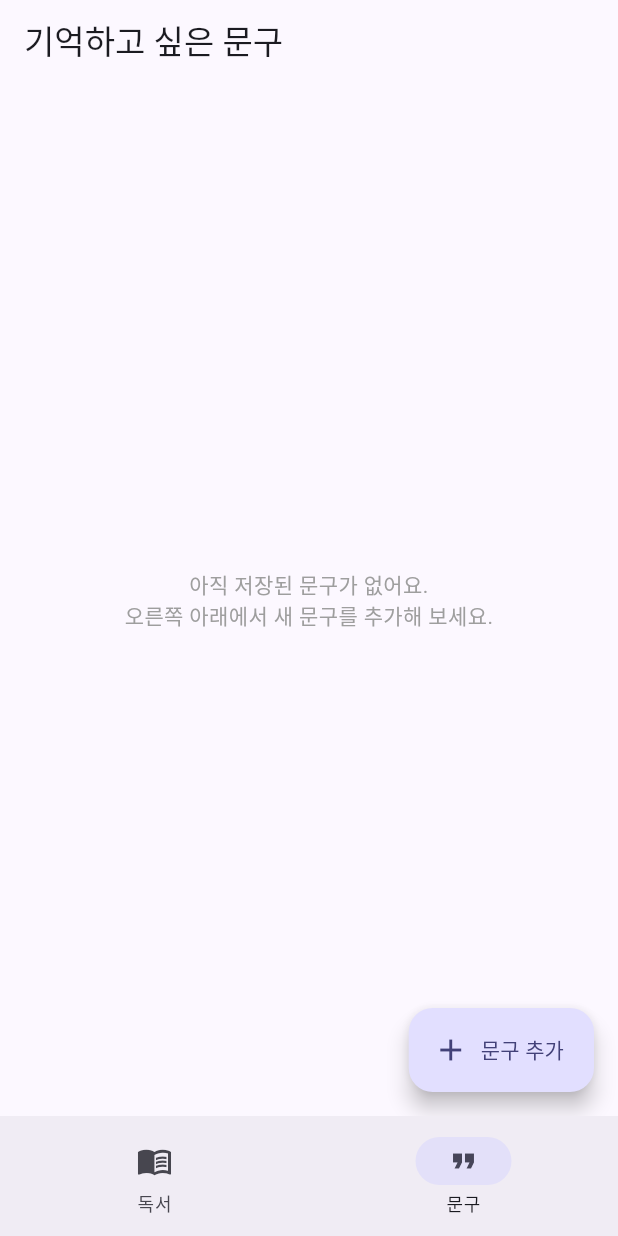
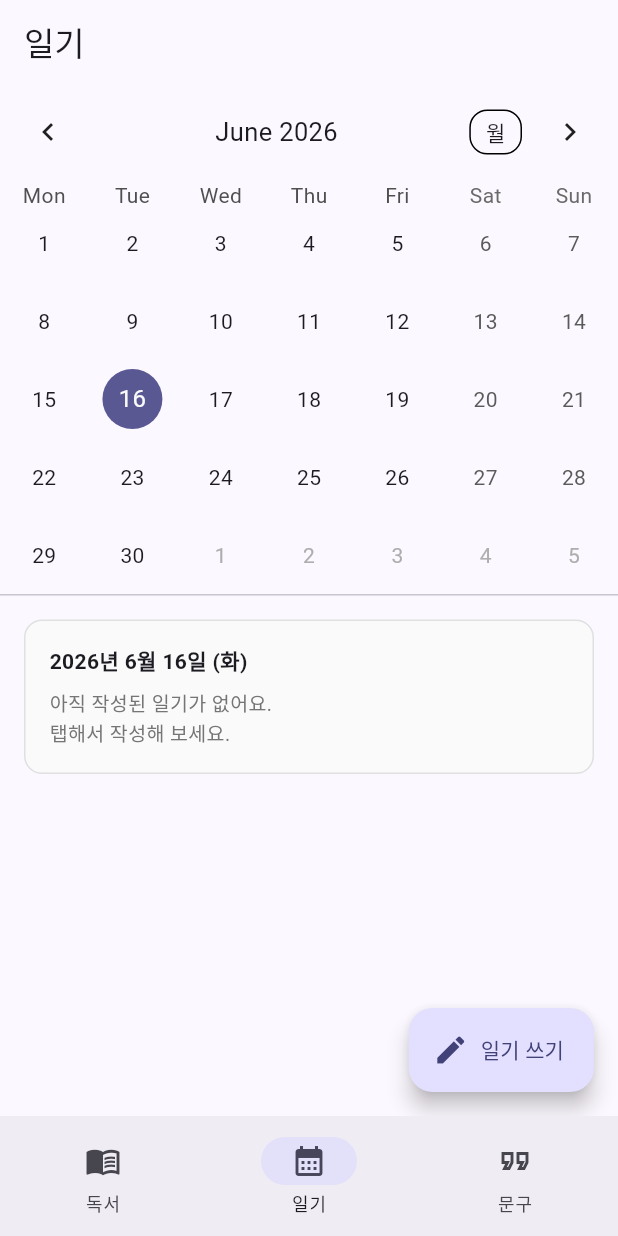
Before and after one commit to hongsytop-tech/Mobile-Application-Maker, a Flutter app: the screen it shows after launch, item 2 of the bottom bar chosen, on a phone screen of 412 x 824 dp. Run offline on Flutter 3.47's test engine with Material 3 defaults, Android fonts, the phone set to English and light mode, and no system bars; drawn by our look-alikes of table_calendar; our stand-ins replace cached_network_image, dio, fl_chart, flutter_dotenv, flutter_local_notifications, flutter_riverpod and 4 more; network calls fail; Roboto replaces fonts that are missing (Pretendard).

Commit message:
feat: 일기 모듈 (캘린더 + 두 가지 작성 모드)
- 하단 탭: 독서 / 일기 / 문구 (3개)
- 캘린더(table_calendar)에 작성된 날짜 마커 표시
- 날짜 선택 → 미리보기 카드 + FAB로 편집
- 일기 편집 화면:
  · 서술형: 큰 텍스트 영역 하나
  · 문장별: 번호가 매겨진 여러 입력 칸 (+추가/-삭제)
  · 두 모드 데이터는 별도 보관 → 모드 전환 시에도 손실 없음
- 빈 일기 저장 시 자동 삭제
- ko_KR locale 초기화로 요일 표시

```diff
--- /dev/null
+++ b/lib/features/diary/models/diary.dart
@@ -0,0 +1,91 @@
+import 'dart:convert';
+
+enum DiaryMode { freeform, sentences }
+
+class Diary {
+  /// 작성 대상 날짜 (시간은 00:00:00로 정규화).
+  final DateTime date;
+  final DiaryMode mode;
+  final String freeText;
+  final List<String> sentences;
+  final DateTime updatedAt;
+
+  const Diary({
+    required this.date,
+    required this.mode,
+    this.freeText = '',
+    this.sentences = const [],
+    required this.updatedAt,
+  });
+
+  /// 'yyyy-MM-dd' 형식의 키
+  String get dateKey => dateKeyOf(date);
+
+  static String dateKeyOf(DateTime d) {
+    final y = d.year.toString().padLeft(4, '0');
+    final m = d.month.toString().padLeft(2, '0');
+    final day = d.day.toString().padLeft(2, '0');
+    return '$y-$m-$day';
+  }
+
+  static DateTime normalize(DateTime d) =>
+      DateTime(d.year, d.month, d.day);
+
+  bool get isEmpty {
+    if (mode == DiaryMode.freeform) {
+      return freeText.trim().isEmpty;
+    }
+    return sentences.every((s) => s.trim().isEmpty);
+  }
+
+  /// 미리보기 텍스트 (캘린더 셀 등에 사용)
+  String get preview {
+    if (mode == DiaryMode.freeform) {
+      return freeText.replaceAll('\n', ' ').trim();
+    }
+    return sentences
+        .where((s) => s.trim().isNotEmpty)
+        .map((s) => '• $s')
+        .join(' ');
+  }
+
+  Diary copyWith({
+    DiaryMode? mode,
+    String? freeText,
+    List<String>? sentences,
+    DateTime? updatedAt,
+  }) {
+    return Diary(
+      date: date,
+      mode: mode ?? this.mode,
+      freeText: freeText ?? this.freeText,
+      sentences: sentences ?? this.sentences,
+      updatedAt: updatedAt ?? this.updatedAt,
+    );
+  }
+
+  Map<String, dynamic> toJson() => {
+        'date': date.toIso8601String(),
+        'mode': mode.name,
+        'freeText': freeText,
+        'sentences': sentences,
+        'updatedAt': updatedAt.toIso8601String(),
+      };
+
+  factory Diary.fromJson(Map<String, dynamic> j) => Diary(
+        date: normalize(DateTime.parse(j['date'] as String)),
+        mode: DiaryMode.values.firstWhere(
+          (m) => m.name == (j['mode'] as String? ?? 'freeform'),
+          orElse: () => DiaryMode.freeform,
+        ),
+        freeText: j['freeText'] as String? ?? '',
+        sentences: (j['sentences'] as List? ?? const [])
+            .map((e) => e as String)
+            .toList(),
+        updatedAt: DateTime.parse(j['updatedAt'] as String),
+      );
+
+  String toJsonString() => jsonEncode(toJson());
+  factory Diary.fromJsonString(String s) =>
+      Diary.fromJson(jsonDecode(s) as Map<String, dynamic>);
+}
--- /dev/null
+++ b/lib/features/diary/providers/diary_providers.dart
@@ -0,0 +1,57 @@
+import 'package:flutter_riverpod/flutter_riverpod.dart';
+
+import '../models/diary.dart';
+import '../services/diary_storage_service.dart';
+
+final diaryStorageProvider = Provider((_) => DiaryStorageService());
+
+final diariesProvider =
+    AsyncNotifierProvider<DiariesNotifier, List<Diary>>(DiariesNotifier.new);
+
+class DiariesNotifier extends AsyncNotifier<List<Diary>> {
+  @override
+  Future<List<Diary>> build() async {
+    return ref.read(diaryStorageProvider).loadAll();
+  }
+
+  Future<void> _persist(List<Diary> diaries) async {
+    state = AsyncData(diaries);
+    await ref.read(diaryStorageProvider).saveAll(diaries);
+  }
+
+  Future<void> upsert(Diary diary) async {
+    final list = [...(state.value ?? const <Diary>[])];
+    final idx = list.indexWhere((d) => d.dateKey == diary.dateKey);
+    if (idx >= 0) {
+      list[idx] = diary;
+    } else {
+      list.add(diary);
+    }
+    list.sort((a, b) => b.date.compareTo(a.date));
+    await _persist(list);
+  }
+
+  Future<void> removeByDate(DateTime date) async {
+    final key = Diary.dateKeyOf(date);
+    final list = (state.value ?? const <Diary>[])
+        .where((d) => d.dateKey != key)
+        .toList();
+    await _persist(list);
+  }
+}
+
+/// 특정 날짜의 일기 (없으면 null).
+final diaryByDateProvider = Provider.family<Diary?, DateTime>((ref, date) {
+  final all = ref.watch(diariesProvider).value ?? const <Diary>[];
+  final key = Diary.dateKeyOf(date);
+  for (final d in all) {
+    if (d.dateKey == key) return d;
+  }
+  return null;
+});
+
+/// 일기가 작성된 날짜 집합 (캘린더 마커용).
+final diaryDateSetProvider = Provider<Set<String>>((ref) {
+  final all = ref.watch(diariesProvider).value ?? const <Diary>[];
+  return all.where((d) => !d.isEmpty).map((d) => d.dateKey).toSet();
+});
--- /dev/null
+++ b/lib/features/diary/screens/diary_calendar_screen.dart
@@ -0,0 +1,180 @@
+import 'package:flutter/material.dart';
+import 'package:flutter_riverpod/flutter_riverpod.dart';
+import 'package:intl/intl.dart';
+import 'package:table_calendar/table_calendar.dart';
+
+import '../models/diary.dart';
+import '../providers/diary_providers.dart';
+import 'diary_edit_screen.dart';
+
+class DiaryCalendarScreen extends ConsumerStatefulWidget {
+  const DiaryCalendarScreen({super.key});
+
+  @override
+  ConsumerState<DiaryCalendarScreen> createState() =>
+      _DiaryCalendarScreenState();
+}
+
+class _DiaryCalendarScreenState extends ConsumerState<DiaryCalendarScreen> {
+  DateTime _focusedDay = DateTime.now();
+  DateTime _selectedDay = Diary.normalize(DateTime.now());
+  CalendarFormat _format = CalendarFormat.month;
+
+  void _openEditor(DateTime date) {
+    Navigator.of(context).push(
+      MaterialPageRoute(builder: (_) => DiaryEditScreen(date: date)),
+    );
+  }
+
+  @override
+  Widget build(BuildContext context) {
+    final dateSet = ref.watch(diaryDateSetProvider);
+    final selectedDiary = ref.watch(
+      diaryByDateProvider(Diary.normalize(_selectedDay)),
+    );
+
+    return Scaffold(
+      appBar: AppBar(title: const Text('일기')),
+      floatingActionButton: FloatingActionButton.extended(
+        onPressed: () => _openEditor(_selectedDay),
+        icon: Icon(selectedDiary == null ? Icons.edit : Icons.edit_note),
+        label: Text(selectedDiary == null ? '일기 쓰기' : '일기 수정'),
+      ),
+      body: ListView(
+        children: [
+          TableCalendar(
+            firstDay: DateTime.utc(2020, 1, 1),
+            lastDay: DateTime.utc(2100, 12, 31),
+            focusedDay: _focusedDay,
+            selectedDayPredicate: (d) => isSameDay(d, _selectedDay),
+            calendarFormat: _format,
+            availableCalendarFormats: const {
+              CalendarFormat.month: '월',
+              CalendarFormat.twoWeeks: '2주',
+              CalendarFormat.week: '주',
+            },
+            startingDayOfWeek: StartingDayOfWeek.monday,
+            onFormatChanged: (f) => setState(() => _format = f),
+            onDaySelected: (selected, focused) {
+              setState(() {
+                _selectedDay = Diary.normalize(selected);
+                _focusedDay = focused;
+              });
+            },
+            onPageChanged: (focused) => _focusedDay = focused,
+            eventLoader: (day) {
+              return dateSet.contains(Diary.dateKeyOf(day))
+                  ? const ['']
+                  : const [];
+            },
+            calendarStyle: CalendarStyle(
+              markerSize: 6,
+              markerDecoration: BoxDecoration(
+                color: Theme.of(context).colorScheme.primary,
+                shape: BoxShape.circle,
+              ),
+              todayDecoration: BoxDecoration(
+                color: Theme.of(context).colorScheme.primary.withOpacity(0.15),
+                shape: BoxShape.circle,
+              ),
+              todayTextStyle: TextStyle(
+                color: Theme.of(context).colorScheme.primary,
+                fontWeight: FontWeight.bold,
+              ),
+              selectedDecoration: BoxDecoration(
+                color: Theme.of(context).colorScheme.primary,
+                shape: BoxShape.circle,
+              ),
+            ),
+            headerStyle: const HeaderStyle(
+              titleCentered: true,
+              formatButtonShowsNext: false,
+            ),
+          ),
+          const Divider(height: 1),
+          Padding(
+            padding: const EdgeInsets.fromLTRB(16, 16, 16, 80),
+            child: _DiaryPreview(
+              date: _selectedDay,
+              diary: selectedDiary,
+              onTap: () => _openEditor(_selectedDay),
+            ),
+          ),
+        ],
+      ),
+    );
+  }
+}
+
+class _DiaryPreview extends StatelessWidget {
+  final DateTime date;
+  final Diary? diary;
+  final VoidCallback onTap;
+
+  const _DiaryPreview({
+    required this.date,
+    required this.diary,
+    required this.onTap,
+  });
+
+  @override
+  Widget build(BuildContext context) {
+    final df = DateFormat('yyyy년 M월 d일 (E)', 'ko_KR');
+
+    return Material(
+      color: Colors.grey.shade50,
+      borderRadius: BorderRadius.circular(12),
+      child: InkWell(
+        borderRadius: BorderRadius.circular(12),
+        onTap: onTap,
+        child: Container(
+          width: double.infinity,
+          padding: const EdgeInsets.all(16),
+          decoration: BoxDecoration(
+            border: Border.all(color: Colors.grey.shade300),
+            borderRadius: BorderRadius.circular(12),
+          ),
+          child: Column(
+            crossAxisAlignment: CrossAxisAlignment.start,
+            children: [
+              Text(
+                df.format(date),
+                style: const TextStyle(
+                  fontWeight: FontWeight.w600,
+                  fontSize: 14,
+                ),
+              ),
+              const SizedBox(height: 8),
+              if (diary == null || diary!.isEmpty)
+                Text(
+                  '아직 작성된 일기가 없어요.\n탭해서 작성해 보세요.',
+                  style: TextStyle(
+                    color: Colors.grey.shade600,
+                    fontSize: 13,
+                  ),
+                )
+              else if (diary!.mode == DiaryMode.freeform)
+                Text(
+                  diary!.freeText,
+                  style: const TextStyle(fontSize: 14, height: 1.5),
+                )
+              else
+                Column(
+                  crossAxisAlignment: CrossAxisAlignment.start,
+                  children: diary!.sentences
+                      .where((s) => s.trim().isNotEmpty)
+                      .map((s) => Padding(
+                            padding: const EdgeInsets.only(bottom: 4),
+                            child: Text('• $s',
+                                style: const TextStyle(
+                                    fontSize: 14, height: 1.5)),
+                          ))
+                      .toList(),
+                ),
+            ],
+          ),
+        ),
+      ),
+    );
+  }
+}
--- a/lib/main.dart
+++ b/lib/main.dart
@@ -1,6 +1,7 @@
 import 'package:flutter/material.dart';
 import 'package:flutter_dotenv/flutter_dotenv.dart';
 import 'package:flutter_riverpod/flutter_riverpod.dart';
+import 'package:intl/date_symbol_data_local.dart';
 
 import 'app.dart';
 import 'features/quotes/services/notification_service.dart';
@@ -12,6 +13,7 @@ Future<void> main() async {
   } catch (_) {
     // .env 파일이 없어도 앱은 실행 (검색만 비활성)
   }
+  await initializeDateFormatting('ko_KR');
   await NotificationService.init();
   runApp(const ProviderScope(child: SelfDevApp()));
 }
--- a/lib/shell/main_shell.dart
+++ b/lib/shell/main_shell.dart
@@ -1,5 +1,6 @@
 import 'package:flutter/material.dart';
 
+import '../features/diary/screens/diary_calendar_screen.dart';
 import '../features/quotes/screens/quotes_screen.dart';
 import '../features/reading/screens/home_screen.dart';
 import '../features/update/widgets/update_banner.dart';
@@ -25,6 +26,7 @@ class _MainShellState extends State<MainShell> {
               index: _index,
               children: const [
                 HomeScreen(),
+                DiaryCalendarScreen(),
                 QuotesScreen(),
               ],
             ),
@@ -41,6 +43,11 @@ class _MainShellState extends State<MainShell> {
             label: '독서',
           ),
           NavigationDestination(
+            icon: Icon(Icons.calendar_month_outlined),
+            selectedIcon: Icon(Icons.calendar_month),
+            label: '일기',
+          ),
+          NavigationDestination(
             icon: Icon(Icons.format_quote_outlined),
             selectedIcon: Icon(Icons.format_quote),
             label: '문구',
--- a/pubspec.yaml
+++ b/pubspec.yaml
@@ -27,6 +27,7 @@ dependencies:
   dio: ^5.5.0
   open_filex: ^4.5.0
   path_provider: ^2.1.3
+  table_calendar: ^3.1.2
 
 dev_dependencies:
   flutter_test:
```
Also changed, not shown: lib/features/diary/screens/diary_edit_screen.dart (added, +249 -0 lines), lib/features/diary/services/diary_storage_service.dart (added, +19 -0 lines).
